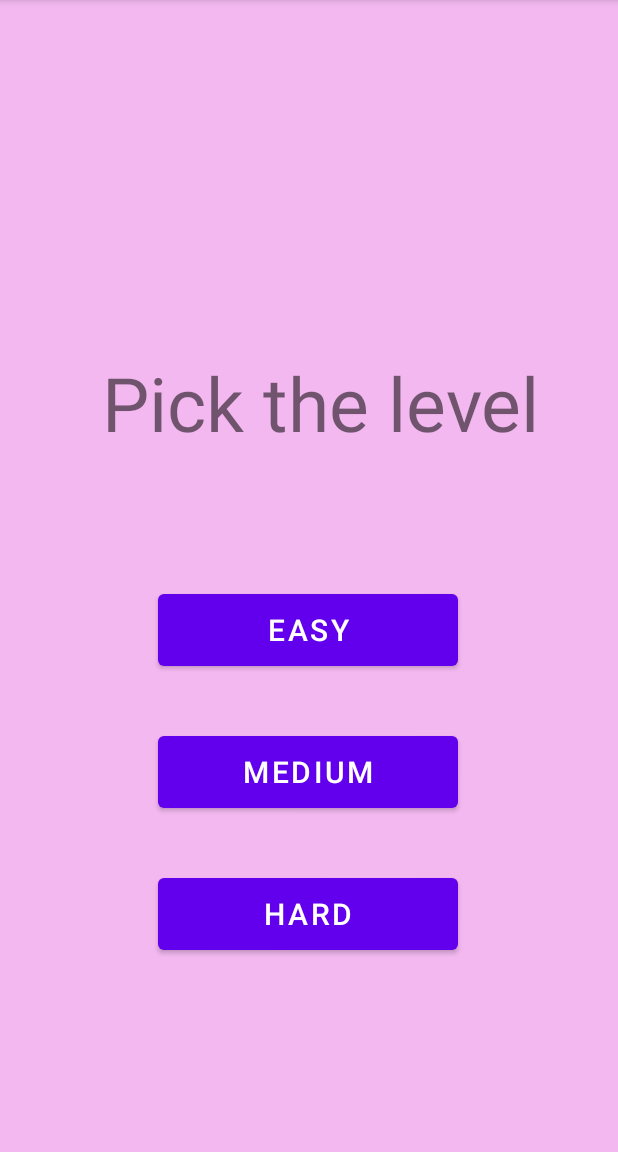
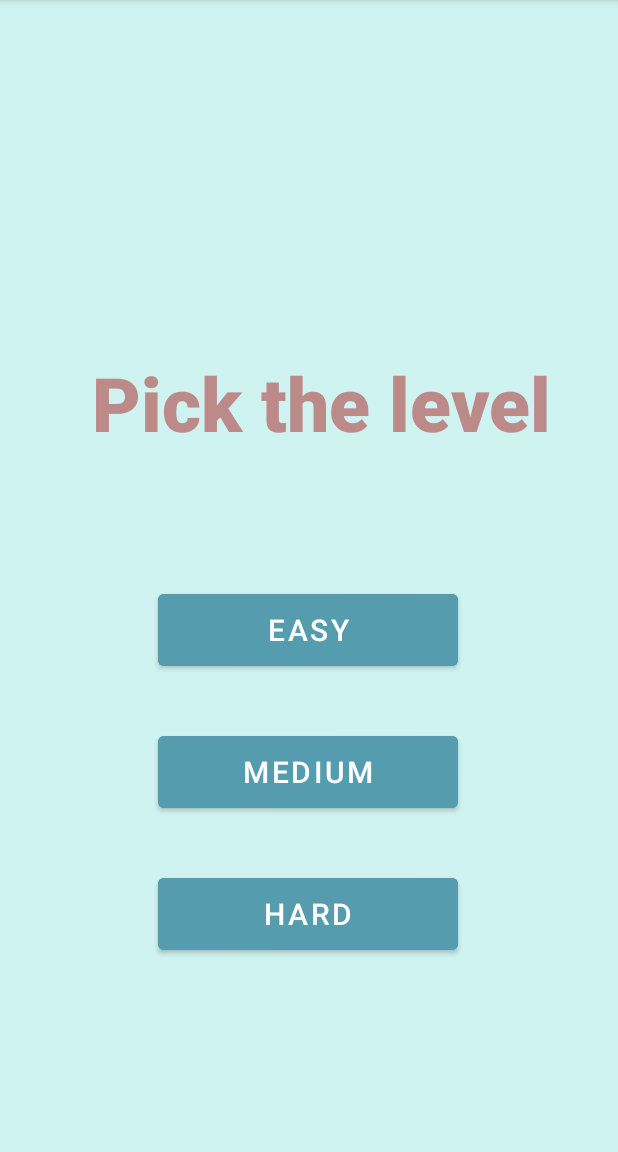
Before and after one commit to nobot05/Guess-The-App, an Android app: the screen it shows after launch (MainActivity), on a phone screen of 412 x 824 dp, the part 84-1236 px from its top. Run offline under Robolectric (Android 15) with nearby library versions, the phone set to English and light mode, and no system bars.

Commit message:
Update activity_main.xml

```diff
--- a/src/main/res/layout/activity_main.xml
+++ b/src/main/res/layout/activity_main.xml
@@ -4,13 +4,14 @@
     xmlns:tools="http://schemas.android.com/tools"
     android:layout_width="match_parent"
     android:layout_height="match_parent"
-    android:background="#F3B8F0"
+    android:background="#CFF3F0"
     tools:context=".MainActivity">
 
     <Button
         android:id="@+id/level1"
         android:layout_width="200dp"
         android:layout_height="60dp"
+        android:backgroundTint="#549CAE"
         android:text="Easy"
         android:textSize="20sp"
         app:layout_constraintBottom_toBottomOf="parent"
@@ -24,6 +25,7 @@
         android:id="@+id/level2"
         android:layout_width="200dp"
         android:layout_height="60dp"
+        android:backgroundTint="#549CAE"
         android:text="Medium"
         android:textSize="20sp"
         app:layout_constraintBottom_toBottomOf="parent"
@@ -37,6 +39,7 @@
         android:id="@+id/level3"
         android:layout_width="200dp"
         android:layout_height="60dp"
+        android:backgroundTint="#549CAE"
         android:text="Hard"
         android:textSize="20dp"
         app:layout_constraintBottom_toBottomOf="parent"
@@ -52,8 +55,10 @@
         android:layout_width="wrap_content"
         android:layout_height="wrap_content"
         android:layout_margin="100dp"
+        android:fontFamily="sans-serif-black"
         android:text="Pick the level"
         android:textAlignment="center"
+        android:textColor="#BD8A8A"
         android:textSize="50dp"
         app:layout_constraintBottom_toBottomOf="parent"
         app:layout_constraintEnd_toEndOf="parent"
```
